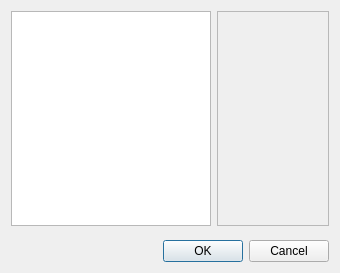
This is Srt.QT/tt3-gui/PreferencesDialog.ui in akapustiatyahoocouk/TimeTracker3 as Qt 5 draws it before an edit. The edited form follows.
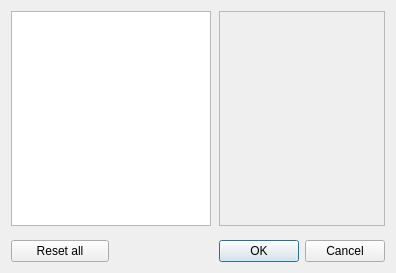
This is the edited form. Icons and pictures are not drawn.

Patch:
```diff
--- a/Srt.QT/tt3-gui/PreferencesDialog.ui
+++ b/Srt.QT/tt3-gui/PreferencesDialog.ui
@@ -6,7 +6,7 @@
    <rect>
     <x>0</x>
     <y>0</y>
-    <width>340</width>
+    <width>396</width>
     <height>273</height>
    </rect>
   </property>
@@ -18,27 +18,7 @@
     <normaloff>:/tt3-gui/Resources/Images/Actions/PreferencesLarge.png</normaloff>:/tt3-gui/Resources/Images/Actions/PreferencesLarge.png</iconset>
   </property>
   <layout class="QGridLayout" name="gridLayout">
-   <item row="0" column="1">
-    <widget class="QFrame" name="editorsFrame">
-     <property name="frameShape">
-      <enum>QFrame::Shape::StyledPanel</enum>
-     </property>
-     <property name="frameShadow">
-      <enum>QFrame::Shadow::Raised</enum>
-     </property>
-    </widget>
-   </item>
-   <item row="2" column="0" colspan="2">
-    <widget class="QDialogButtonBox" name="buttonBox">
-     <property name="orientation">
-      <enum>Qt::Orientation::Horizontal</enum>
-     </property>
-     <property name="standardButtons">
-      <set>QDialogButtonBox::StandardButton::Cancel|QDialogButtonBox::StandardButton::Ok</set>
-     </property>
-    </widget>
-   </item>
-   <item row="0" column="0">
+   <item row="0" column="0" colspan="2">
     <widget class="QTreeWidget" name="preferencesTreeWidget">
      <property name="sizePolicy">
       <sizepolicy hsizetype="Fixed" vsizetype="Preferred">
@@ -74,7 +54,17 @@
      </column>
     </widget>
    </item>
-   <item row="1" column="0" colspan="2">
+   <item row="0" column="2">
+    <widget class="QFrame" name="editorsFrame">
+     <property name="frameShape">
+      <enum>QFrame::Shape::StyledPanel</enum>
+     </property>
+     <property name="frameShadow">
+      <enum>QFrame::Shadow::Raised</enum>
+     </property>
+    </widget>
+   </item>
+   <item row="1" column="0" colspan="3">
     <spacer name="verticalSpacer">
      <property name="orientation">
       <enum>Qt::Orientation::Vertical</enum>
@@ -87,6 +77,40 @@
      </property>
     </spacer>
    </item>
+   <item row="2" column="0">
+    <widget class="QPushButton" name="resetPushButton">
+     <property name="text">
+      <string>Reset all</string>
+     </property>
+     <property name="icon">
+      <iconset resource="tt3-gui.qrc">
+       <normaloff>:/tt3-gui/Resources/Images/Actions/ResetSmall.png</normaloff>:/tt3-gui/Resources/Images/Actions/ResetSmall.png</iconset>
+     </property>
+    </widget>
+   </item>
+   <item row="2" column="1">
+    <spacer name="horizontalSpacer">
+     <property name="orientation">
+      <enum>Qt::Orientation::Horizontal</enum>
+     </property>
+     <property name="sizeHint" stdset="0">
+      <size>
+       <width>93</width>
+       <height>20</height>
+      </size>
+     </property>
+    </spacer>
+   </item>
+   <item row="2" column="2">
+    <widget class="QDialogButtonBox" name="buttonBox">
+     <property name="orientation">
+      <enum>Qt::Orientation::Horizontal</enum>
+     </property>
+     <property name="standardButtons">
+      <set>QDialogButtonBox::StandardButton::Cancel|QDialogButtonBox::StandardButton::Ok</set>
+     </property>
+    </widget>
+   </item>
   </layout>
  </widget>
  <resources>
```
Left out of the diff: 17 changed lines with no effect on the pictures.
